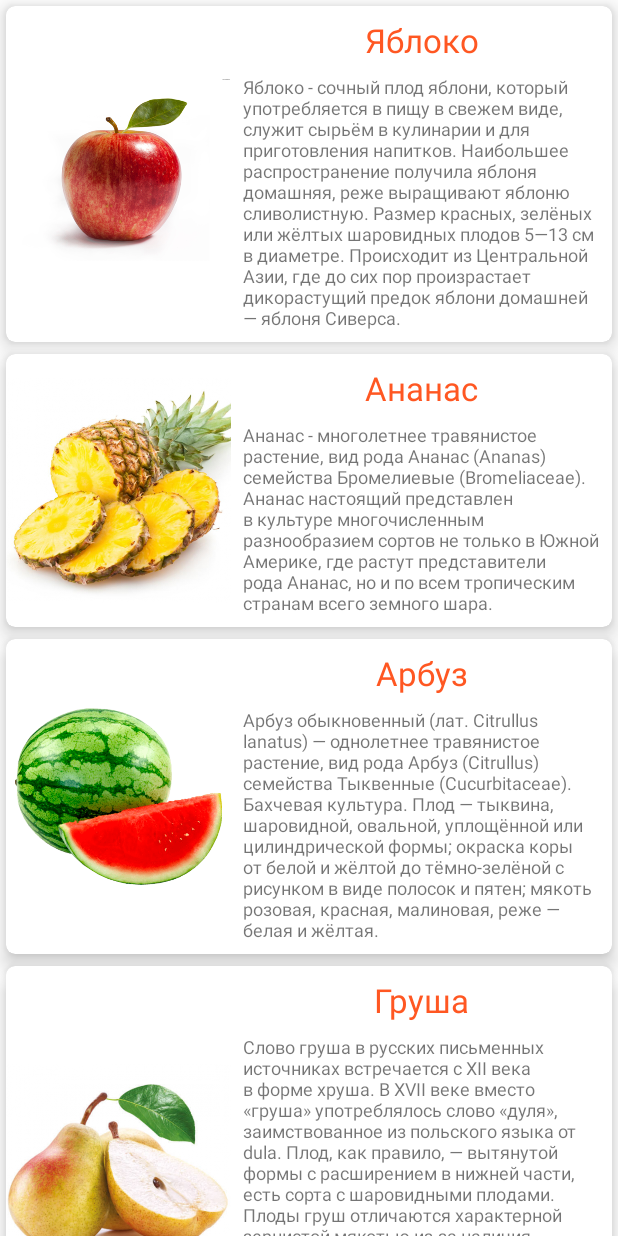
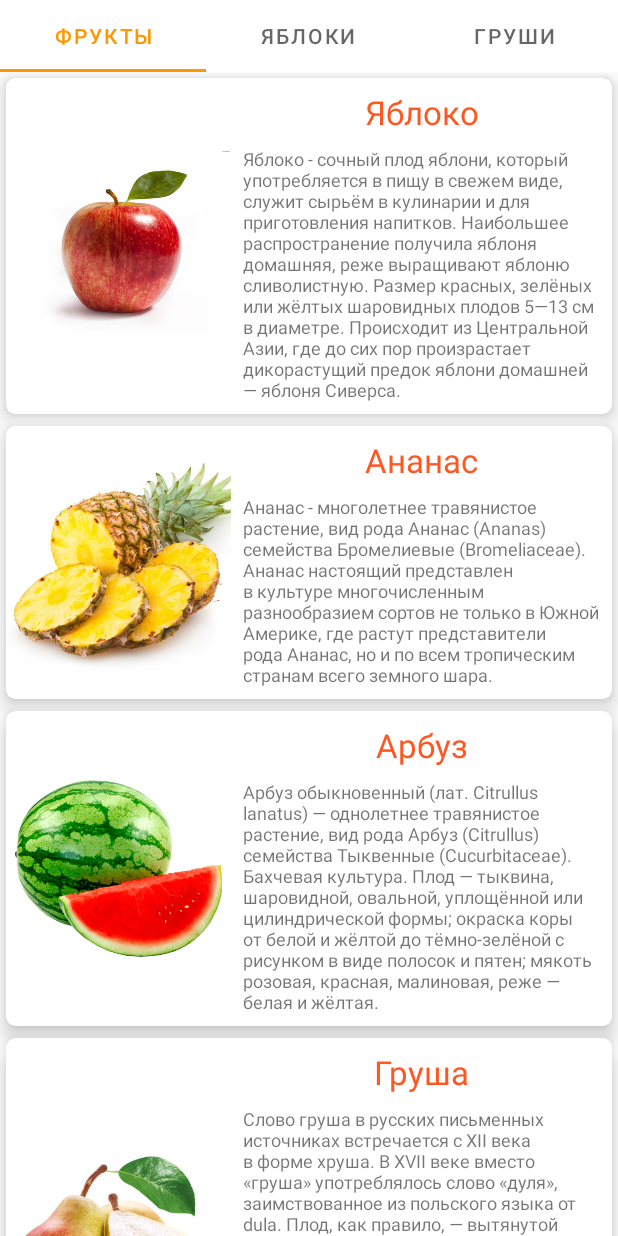
Before and after one commit to LeonovEgor/MaterialDesign5, an Android app: the fragment FruitFragment shown on its own in the app's theme, on a phone screen of 412 x 824 dp. Run offline under Robolectric (Android 15) with nearby library versions, the phone set to English and light mode, and no system bars; 3 statements that could not run were skipped.

Commit message:
1. Реализовано задание 1 и 3 Осталось задание 3 (BottomNavigationView)

```diff
--- /dev/null
+++ b/app/src/main/java/ru/leonov/hw/AllFruitFragment.java
@@ -0,0 +1,58 @@
+package ru.leonov.hw;
+
+import android.os.Bundle;
+import android.view.LayoutInflater;
+import android.view.View;
+import android.view.ViewGroup;
+
+import androidx.annotation.NonNull;
+import androidx.annotation.Nullable;
+import androidx.fragment.app.Fragment;
+import androidx.recyclerview.widget.LinearLayoutManager;
+import androidx.recyclerview.widget.RecyclerView;
+
+import com.google.android.material.appbar.CollapsingToolbarLayout;
+
+import java.util.Objects;
+
+import ru.leonov.hw.Data.Data;
+import ru.leonov.hw.Data.FruitData;
+import ru.leonov.hw.Data.MyAdapter;
+
+public class AllFruitFragment extends Fragment {
+
+    public static AllFruitFragment newInstance(Bundle bundle) {
+        AllFruitFragment currentFragment = new AllFruitFragment();
+        Bundle args = new Bundle();
+        args.putBundle("gettedArgs", bundle);
+        currentFragment.setArguments(args);
+        return currentFragment;
+    }
+
+    public View onCreateView(@NonNull LayoutInflater inflater,
+                             ViewGroup container, Bundle savedInstanceState) {
+        return inflater.inflate(R.layout.fragment_apple_fruit, container, false);
+    }
+
+    @Override
+    public void onViewCreated(@NonNull View view, @Nullable Bundle savedInstanceState) {
+        super.onViewCreated(view, savedInstanceState);
+        setCaption();
+        initRecyclerView(view);
+    }
+
+    private void setCaption() {
+        CollapsingToolbarLayout ctl = Objects.requireNonNull(getActivity()).findViewById(R.id.collapsing_toolbar_layout);
+        ctl.setTitle(getActivity().getString(R.string.menu_fruit));
+    }
+
+    private void initRecyclerView(View view) {
+        RecyclerView recyclerView = view.findViewById(R.id.recycler_view);
+        LinearLayoutManager layoutManager = new LinearLayoutManager(getContext(), LinearLayoutManager.VERTICAL, false);
+
+        recyclerView.setLayoutManager(layoutManager);
+        Data data = new FruitData(getContext());
+        MyAdapter myAdapter = new MyAdapter(data.getList());
+        recyclerView.setAdapter(myAdapter);
+    }
+}
--- /dev/null
+++ b/app/src/main/java/ru/leonov/hw/AppleFragment.java
@@ -0,0 +1,59 @@
+package ru.leonov.hw;
+
+import android.os.Bundle;
+import android.view.LayoutInflater;
+import android.view.View;
+import android.view.ViewGroup;
+
+import androidx.annotation.NonNull;
+import androidx.annotation.Nullable;
+import androidx.fragment.app.Fragment;
+import androidx.recyclerview.widget.LinearLayoutManager;
+import androidx.recyclerview.widget.RecyclerView;
+
+import com.google.android.material.appbar.CollapsingToolbarLayout;
+
+import java.util.Objects;
+
+import ru.leonov.hw.Data.AppleData;
+import ru.leonov.hw.Data.Data;
+import ru.leonov.hw.Data.FruitData;
+import ru.leonov.hw.Data.MyAdapter;
+
+public class AppleFragment extends Fragment {
+
+    public static AppleFragment newInstance(Bundle bundle) {
+        AppleFragment currentFragment = new AppleFragment();
+        Bundle args = new Bundle();
+        args.putBundle("gettedArgs", bundle);
+        currentFragment.setArguments(args);
+        return currentFragment;
+    }
+
+    public View onCreateView(@NonNull LayoutInflater inflater,
+                             ViewGroup container, Bundle savedInstanceState) {
+        return inflater.inflate(R.layout.fragment_apple_fruit, container, false);
+    }
+
+    @Override
+    public void onViewCreated(@NonNull View view, @Nullable Bundle savedInstanceState) {
+        super.onViewCreated(view, savedInstanceState);
+        setCaption();
+        initRecyclerView(view);
+    }
+
+    private void setCaption() {
+        CollapsingToolbarLayout ctl = Objects.requireNonNull(getActivity()).findViewById(R.id.collapsing_toolbar_layout);
+        ctl.setTitle(getActivity().getString(R.string.menu_fruit));
+    }
+
+    private void initRecyclerView(View view) {
+        RecyclerView recyclerView = view.findViewById(R.id.recycler_view);
+        LinearLayoutManager layoutManager = new LinearLayoutManager(getContext(), LinearLayoutManager.VERTICAL, false);
+
+        recyclerView.setLayoutManager(layoutManager);
+        Data data = new AppleData(getContext());
+        MyAdapter myAdapter = new MyAdapter(data.getList());
+        recyclerView.setAdapter(myAdapter);
+    }
+}
--- /dev/null
+++ b/app/src/main/java/ru/leonov/hw/CustomFPA.java
@@ -0,0 +1,41 @@
+package ru.leonov.hw;
+
+import androidx.annotation.NonNull;
+import androidx.annotation.Nullable;
+import androidx.fragment.app.Fragment;
+import androidx.fragment.app.FragmentManager;
+import androidx.fragment.app.FragmentPagerAdapter;
+
+import java.util.ArrayList;
+import java.util.List;
+
+public class CustomFPA extends FragmentPagerAdapter {
+    private List<Fragment> fragments = new ArrayList<>();
+    private List<String> tabTitles = new ArrayList<>();
+
+    public CustomFPA(@NonNull FragmentManager fm) {
+        super(fm, BEHAVIOR_RESUME_ONLY_CURRENT_FRAGMENT);
+    }
+
+    public void addFragment(Fragment fragment, String tabTitle){
+        this.fragments.add(fragment);
+        this.tabTitles.add(tabTitle);
+    }
+
+    @NonNull
+    @Override
+    public Fragment getItem(int position) {
+        return fragments.get(position);
+    }
+
+    @Override
+    public int getCount() {
+        return fragments.size();
+    }
+
+    @Nullable
+    @Override
+    public CharSequence getPageTitle(int position) {
+        return tabTitles.get(position);
+    }
+}
--- /dev/null
+++ b/app/src/main/java/ru/leonov/hw/Data/AppleData.java
@@ -0,0 +1,21 @@
+package ru.leonov.hw.Data;
+
+import android.content.Context;
+
+import java.util.ArrayList;
+
+import ru.leonov.hw.R;
+
+public class AppleData extends Data {
+    public AppleData(Context context) {
+        super(context);
+
+        list = new ArrayList<>();
+        list.add(new CardProp(R.drawable.apple, "Яблоко1", context.getString(R.string.apple_desc)));
+        list.add(new CardProp(R.drawable.apple, "Яблоко2", context.getString(R.string.apple_desc)));
+        list.add(new CardProp(R.drawable.apple, "Яблоко3", context.getString(R.string.apple_desc)));
+        list.add(new CardProp(R.drawable.apple, "Яблоко4", context.getString(R.string.apple_desc)));
+        list.add(new CardProp(R.drawable.apple, "Яблоко5", context.getString(R.string.apple_desc)));
+        list.add(new CardProp(R.drawable.apple, "Яблоко6", context.getString(R.string.apple_desc)));
+    }
+}
--- /dev/null
+++ b/app/src/main/java/ru/leonov/hw/Data/PearData.java
@@ -0,0 +1,19 @@
+package ru.leonov.hw.Data;
+
+import android.content.Context;
+
+import java.util.ArrayList;
+
+import ru.leonov.hw.R;
+
+public class PearData extends Data {
+    public PearData(Context context) {
+        super(context);
+
+        list = new ArrayList<>();
+        list.add(new CardProp(R.drawable.pear, "Груша1", context.getString(R.string.pear_desc)));
+        list.add(new CardProp(R.drawable.pear, "Груша2", context.getString(R.string.pear_desc)));
+        list.add(new CardProp(R.drawable.pear, "Груша3", context.getString(R.string.pear_desc)));
+        list.add(new CardProp(R.drawable.pear, "Груша4", context.getString(R.string.pear_desc)));
+    }
+}
--- a/app/src/main/java/ru/leonov/hw/FruitFragment.java
+++ b/app/src/main/java/ru/leonov/hw/FruitFragment.java
@@ -8,18 +8,17 @@ import android.view.ViewGroup;
 import androidx.annotation.NonNull;
 import androidx.annotation.Nullable;
 import androidx.fragment.app.Fragment;
-import androidx.recyclerview.widget.LinearLayoutManager;
-import androidx.recyclerview.widget.RecyclerView;
+import androidx.viewpager.widget.ViewPager;
 
 import com.google.android.material.appbar.CollapsingToolbarLayout;
+import com.google.android.material.tabs.TabLayout;
 
 import java.util.Objects;
 
-import ru.leonov.hw.Data.Data;
-import ru.leonov.hw.Data.FruitData;
-import ru.leonov.hw.Data.MyAdapter;
+public class FruitFragment extends Fragment {
 
-public class FruitFragment extends Fragment {
+    private CustomFPA pageAdapter;
+    private ViewPager mViewPager;
 
     public View onCreateView(@NonNull LayoutInflater inflater,
                              ViewGroup container, Bundle savedInstanceState) {
@@ -30,7 +29,8 @@ public class FruitFragment extends Fragment {
     public void onViewCreated(@NonNull View view, @Nullable Bundle savedInstanceState) {
         super.onViewCreated(view, savedInstanceState);
         setCaption();
-        initRecyclerView(view);
+        initTabs();
+        //initRecyclerView(view);
     }
 
     private void setCaption() {
@@ -38,13 +38,20 @@ public class FruitFragment extends Fragment {
         ctl.setTitle(getActivity().getString(R.string.menu_fruit));
     }
 
-    private void initRecyclerView(View view) {
-        RecyclerView recyclerView = view.findViewById(R.id.recycler_view);
-        LinearLayoutManager layoutManager = new LinearLayoutManager(getContext(), LinearLayoutManager.VERTICAL, false);
+    private void initTabs() {
+        AllFruitFragment fragment1 = AllFruitFragment.newInstance(null);
+        AppleFragment fragment2 = AppleFragment.newInstance(null);
+        PearFragment fragment3 = PearFragment.newInstance(null);
 
-        recyclerView.setLayoutManager(layoutManager);
-        Data data = new FruitData(getContext());
-        MyAdapter myAdapter = new MyAdapter(data.getList());
-        recyclerView.setAdapter(myAdapter);
+        CustomFPA pageAdapter= new CustomFPA(Objects.requireNonNull(getActivity()).getSupportFragmentManager());
+        pageAdapter.addFragment(fragment1, "Фрукты");
+        pageAdapter.addFragment(fragment2, "Яблоки");
+        pageAdapter.addFragment(fragment3, "Груши");
+
+        mViewPager = getActivity().findViewById(R.id.viewpager);
+        mViewPager.setAdapter(pageAdapter);
+
+        TabLayout tabLayout = getActivity().findViewById(R.id.tabContainer);
+        tabLayout.setupWithViewPager(mViewPager);
     }
 }
--- /dev/null
+++ b/app/src/main/java/ru/leonov/hw/PearFragment.java
@@ -0,0 +1,59 @@
+package ru.leonov.hw;
+
+import android.os.Bundle;
+import android.view.LayoutInflater;
+import android.view.View;
+import android.view.ViewGroup;
+
+import androidx.annotation.NonNull;
+import androidx.annotation.Nullable;
+import androidx.fragment.app.Fragment;
+import androidx.recyclerview.widget.LinearLayoutManager;
+import androidx.recyclerview.widget.RecyclerView;
+
+import com.google.android.material.appbar.CollapsingToolbarLayout;
+
+import java.util.Objects;
+
+import ru.leonov.hw.Data.Data;
+import ru.leonov.hw.Data.FruitData;
+import ru.leonov.hw.Data.MyAdapter;
+import ru.leonov.hw.Data.PearData;
+
+public class PearFragment extends Fragment {
+
+    public static PearFragment newInstance(Bundle bundle) {
+        PearFragment currentFragment = new PearFragment();
+        Bundle args = new Bundle();
+        args.putBundle("gettedArgs", bundle);
+        currentFragment.setArguments(args);
+        return currentFragment;
+    }
+
+    public View onCreateView(@NonNull LayoutInflater inflater,
+                             ViewGroup container, Bundle savedInstanceState) {
+        return inflater.inflate(R.layout.fragment_pear_fruit, container, false);
+    }
+
+    @Override
+    public void onViewCreated(@NonNull View view, @Nullable Bundle savedInstanceState) {
+        super.onViewCreated(view, savedInstanceState);
+        setCaption();
+        initRecyclerView(view);
+    }
+
+    private void setCaption() {
+        CollapsingToolbarLayout ctl = Objects.requireNonNull(getActivity()).findViewById(R.id.collapsing_toolbar_layout);
+        ctl.setTitle(getActivity().getString(R.string.menu_fruit));
+    }
+
+    private void initRecyclerView(View view) {
+        RecyclerView recyclerView = view.findViewById(R.id.recycler_view);
+        LinearLayoutManager layoutManager = new LinearLayoutManager(getContext(), LinearLayoutManager.VERTICAL, false);
+
+        recyclerView.setLayoutManager(layoutManager);
+        Data data = new PearData(getContext());
+        MyAdapter myAdapter = new MyAdapter(data.getList());
+        recyclerView.setAdapter(myAdapter);
+    }
+}
--- /dev/null
+++ b/app/src/main/res/layout/fragment_all_fruit.xml
@@ -0,0 +1,8 @@
+<?xml version="1.0" encoding="utf-8"?>
+<androidx.recyclerview.widget.RecyclerView
+    xmlns:android="http://schemas.android.com/apk/res/android"
+    xmlns:tools="http://schemas.android.com/tools"
+    android:id="@+id/recycler_view"
+    android:layout_width="match_parent"
+    android:layout_height="match_parent"
+    tools:context="ru.leonov.hw.AllFruitFragment" />
--- /dev/null
+++ b/app/src/main/res/layout/fragment_apple_fruit.xml
@@ -0,0 +1,8 @@
+<?xml version="1.0" encoding="utf-8"?>
+<androidx.recyclerview.widget.RecyclerView
+    xmlns:android="http://schemas.android.com/apk/res/android"
+    xmlns:tools="http://schemas.android.com/tools"
+    android:id="@+id/recycler_view"
+    android:layout_width="match_parent"
+    android:layout_height="match_parent"
+    tools:context="ru.leonov.hw.AppleFragment" />
--- a/app/src/main/res/layout/fragment_fruit.xml
+++ b/app/src/main/res/layout/fragment_fruit.xml
@@ -1,6 +1,25 @@
 <?xml version="1.0" encoding="utf-8"?>
-<androidx.recyclerview.widget.RecyclerView
+<LinearLayout
     xmlns:android="http://schemas.android.com/apk/res/android"
-    android:id="@+id/recycler_view"
+    xmlns:app="http://schemas.android.com/apk/res-auto"
     android:layout_width="match_parent"
-    android:layout_height="match_parent" />
+    android:layout_height="match_parent"
+    android:orientation="vertical"
+    >
+
+    <com.google.android.material.tabs.TabLayout
+        android:id="@+id/tabContainer"
+        android:layout_width="match_parent"
+        android:layout_height="wrap_content"
+        app:tabMode="fixed"
+        />
+
+    <androidx.viewpager.widget.ViewPager
+        android:id="@+id/viewpager"
+        android:layout_width="match_parent"
+        android:layout_height="0px"
+        android:layout_weight="1"
+        android:background="@android:color/white"
+        />
+
+</LinearLayout>
--- /dev/null
+++ b/app/src/main/res/layout/fragment_pear_fruit.xml
@@ -0,0 +1,8 @@
+<?xml version="1.0" encoding="utf-8"?>
+<androidx.recyclerview.widget.RecyclerView
+    xmlns:android="http://schemas.android.com/apk/res/android"
+    xmlns:tools="http://schemas.android.com/tools"
+    android:id="@+id/recycler_view"
+    android:layout_width="match_parent"
+    android:layout_height="match_parent"
+    tools:context="ru.leonov.hw.PearFragment" />
```
